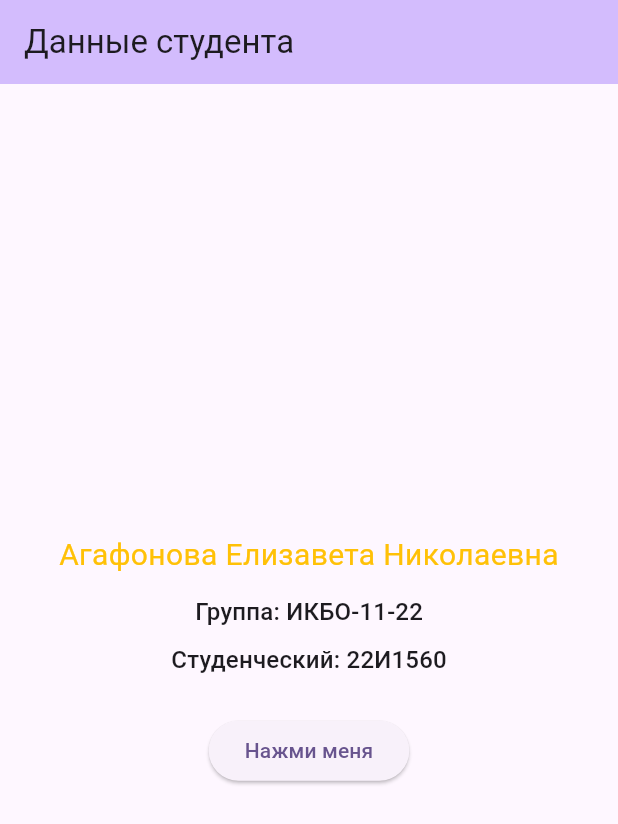
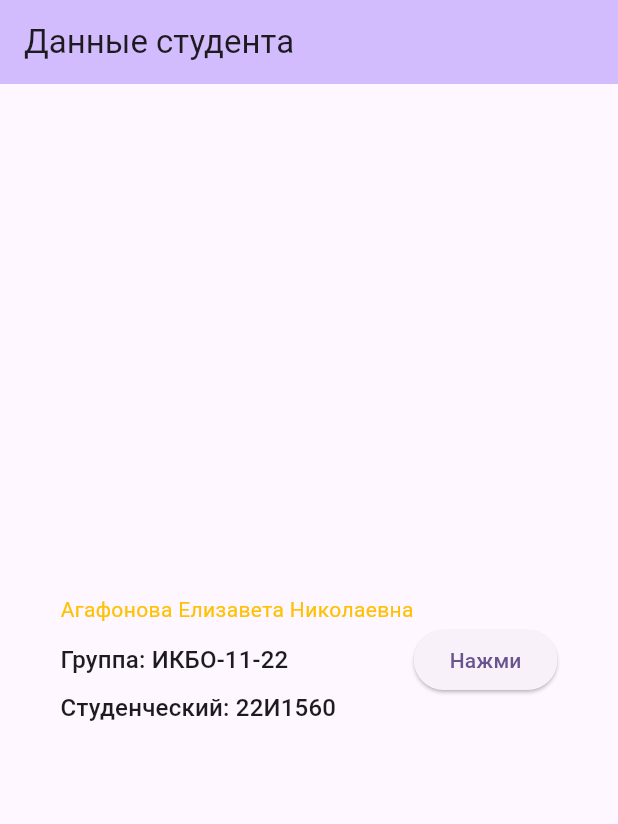
Before and after one commit to CVVlizok/untitled, a Flutter app: the screen it shows after launch, on a phone screen of 412 x 824 dp. Shown: the top 824 px of the screen. Run offline on Flutter 3.47's test engine with Material 3 defaults, Android fonts, the phone set to English and light mode, and no system bars.

Commit message:
prak 3 Добавление Widget-а Row

```diff
--- a/lib/main.dart
+++ b/lib/main.dart
@@ -38,15 +38,18 @@ class MyHomePage extends StatelessWidget {
         child: Padding(
           padding: const EdgeInsets.all(24.0),
 
-          child: Column(
+          child: Row(
+            mainAxisAlignment: MainAxisAlignment.center,
+            crossAxisAlignment: CrossAxisAlignment.center,
+            children: [
+              Column(
                 mainAxisSize: MainAxisSize.min,
-            crossAxisAlignment: CrossAxisAlignment.center,
+                crossAxisAlignment: CrossAxisAlignment.start,
                 children: [
                   Text(
                     kFullName,
-                textAlign: TextAlign.center,
-                style: TextStyle(
-                  fontSize: 20,
+                    style: const TextStyle(
+                      fontSize: 14,
                       color: Colors.amber,
                     ),
                   ),
@@ -60,14 +63,14 @@ class MyHomePage extends StatelessWidget {
                     kStudent,
                     style: Theme.of(context).textTheme.titleMedium,
                   ),
-              const SizedBox(height: 24),
+                ],
+              ),
               ElevatedButton(
                 onPressed: () {},
-                child: const Text('Нажми меня')
+                child: const Text('Нажми'),
               ),
             ],
           ),
-
         ),
       ),
     );
```
Lines whose indentation alone changed are shown as unchanged.
